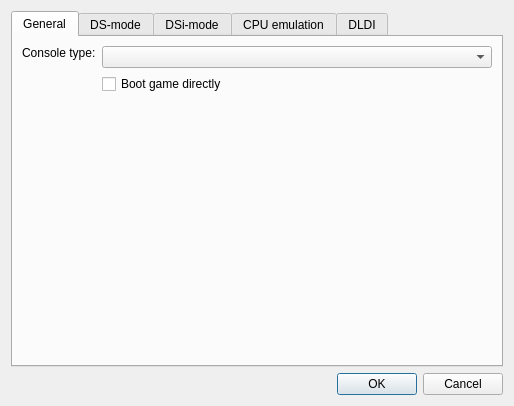
melonDS-emu/melonDS, file src/frontend/qt_sdl/EmuSettingsDialog.ui: the form before one commit.
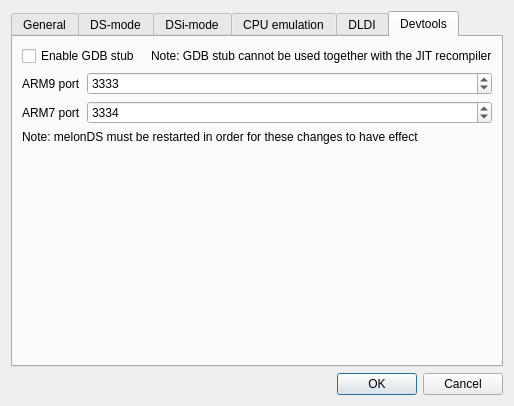
The form after the commit. Custom widgets are drawn as their Qt base class.

Commit message: add gdbstub config in emu settings dialog

Patch:
```diff
--- a/src/frontend/qt_sdl/EmuSettingsDialog.ui
+++ b/src/frontend/qt_sdl/EmuSettingsDialog.ui
@@ -26,7 +26,7 @@
    <item>
     <widget class="QTabWidget" name="tabWidget">
      <property name="currentIndex">
-      <number>0</number>
+      <number>5</number>
      </property>
      <widget class="QWidget" name="tab">
       <attribute name="title">
@@ -568,6 +568,87 @@
        </item>
       </layout>
      </widget>
+     <widget class="QWidget" name="tab_6">
+      <attribute name="title">
+       <string>Devtools</string>
+      </attribute>
+      <layout class="QGridLayout" name="gridLayout_3">
+       <item row="2" column="0">
+        <widget class="QLabel" name="label_17">
+         <property name="text">
+          <string>ARM7 port</string>
+         </property>
+        </widget>
+       </item>
+       <item row="4" column="0">
+        <spacer name="verticalSpacer_4">
+         <property name="orientation">
+          <enum>Qt::Vertical</enum>
+         </property>
+         <property name="sizeHint" stdset="0">
+          <size>
+           <width>20</width>
+           <height>40</height>
+          </size>
+         </property>
+        </spacer>
+       </item>
+       <item row="1" column="0">
+        <widget class="QLabel" name="label_16">
+         <property name="text">
+          <string>ARM9 port</string>
+         </property>
+        </widget>
+       </item>
+       <item row="2" column="1" colspan="2">
+        <widget class="QSpinBox" name="intGdbPortA7">
+         <property name="minimum">
+          <number>1000</number>
+         </property>
+         <property name="maximum">
+          <number>65535</number>
+         </property>
+         <property name="value">
+          <number>3334</number>
+         </property>
+        </widget>
+       </item>
+       <item row="1" column="1" colspan="2">
+        <widget class="QSpinBox" name="intGdbPortA9">
+         <property name="minimum">
+          <number>1000</number>
+         </property>
+         <property name="maximum">
+          <number>65535</number>
+         </property>
+         <property name="value">
+          <number>3333</number>
+         </property>
+        </widget>
+       </item>
+       <item row="3" column="0" colspan="3">
+        <widget class="QLabel" name="label_18">
+         <property name="text">
+          <string>Note: melonDS must be restarted in order for these changes to have effect</string>
+         </property>
+        </widget>
+       </item>
+       <item row="0" column="2">
+        <widget class="QLabel" name="label_19">
+         <property name="text">
+          <string>Note: GDB stub cannot be used together with the JIT recompiler</string>
+         </property>
+        </widget>
+       </item>
+       <item row="0" column="0" colspan="2">
+        <widget class="QCheckBox" name="cbGdbEnabled">
+         <property name="text">
+          <string>Enable GDB stub</string>
+         </property>
+        </widget>
+       </item>
+      </layout>
+     </widget>
     </widget>
    </item>
    <item>
```
Left out of the diff: 9 changed lines with no effect on the pictures. The commit also changes 10 other files.
